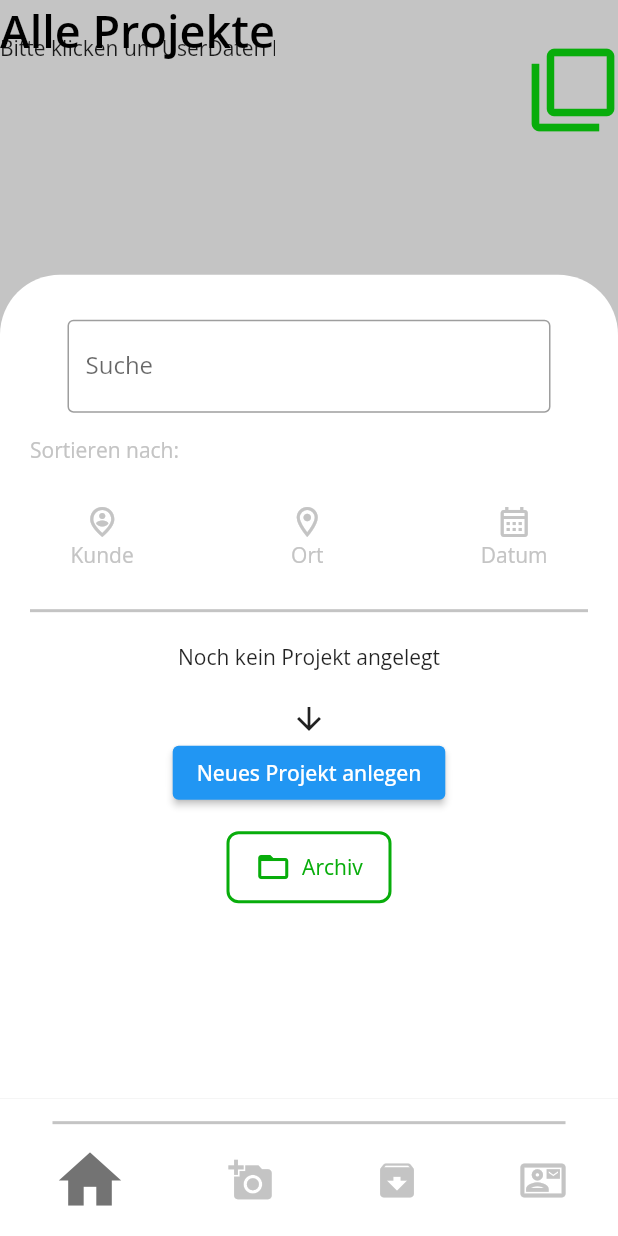
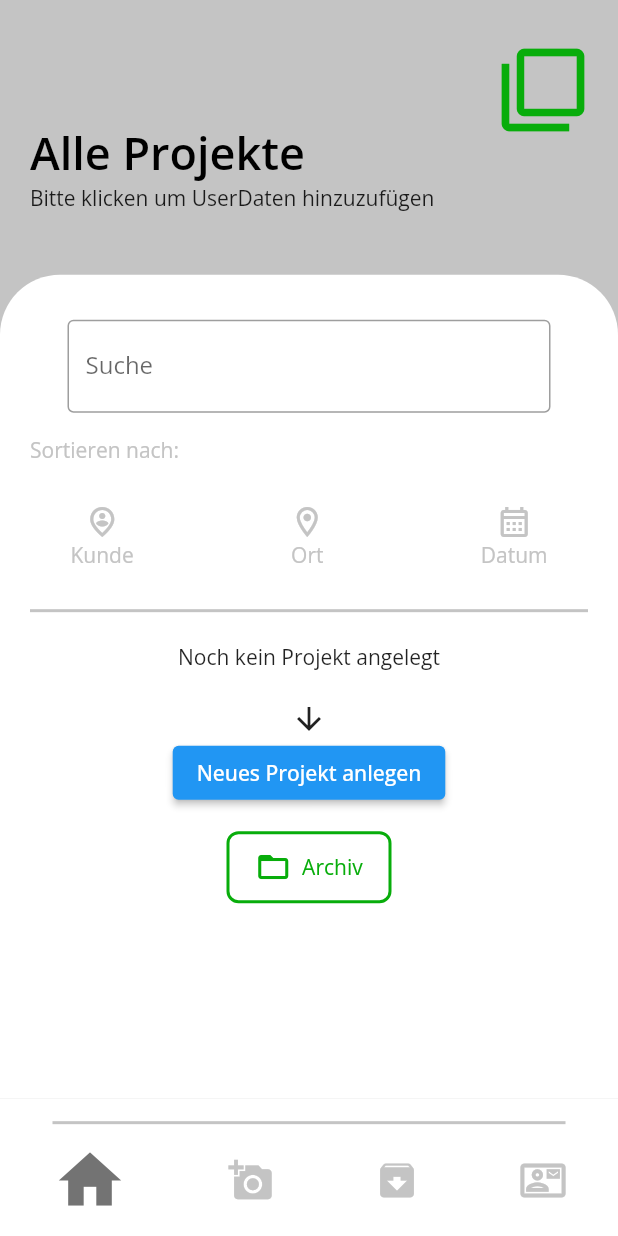
Before and after one commit to jmu-informationsystemsgroup/PJS_SS_22_KI_Materialbedarfsplanung, a Flutter app: the Contact screen opened directly, item 2 of the bottom bar chosen, scrolled down 576 dp, after a tap on "Projekt speichern und berechnen", after a tap on the "home" icon, on a phone screen of 412 x 824 dp. Run offline on Flutter 3.47's test engine with Material 2 defaults, Android fonts, the phone set to English and light mode, and no system bars; our stand-ins replace camera, flutter_map, full_screen_image_null_safe, google_fonts, image_picker, latlong2 and 4 more; missing offline and left inert: dart:ffi, downloads_path_provider_28, file_support, relative_scale; accounts and stored records are empty.

Commit message:
applied title screen

```diff
--- a/frontend/prototype/lib/backend/value_calculator.dart
+++ b/frontend/prototype/lib/backend/value_calculator.dart
@@ -94,8 +94,8 @@ class ValueCalculator {
 
   static double getAiPrice(String material, double aiOutcome) {
     double totalPrice = 0.0;
-    Map<String, double> valueInterpreter = {"Q2": 0.7, "Q3": 2, "Q4": 3.5};
-    totalPrice = (aiOutcome * valueInterpreter[material]!);
+    Map<String, double> valueInterpreter = {"Q2": 1, "Q3": 2.85, "Q4": 5};
+    totalPrice = (aiOutcome / 1000 * valueInterpreter[material]!);
 
     officalOutcome.totalAiPrice = totalPrice;
 
--- a/frontend/prototype/lib/components/appBar_custom.dart
+++ b/frontend/prototype/lib/components/appBar_custom.dart
@@ -3,36 +3,62 @@ import 'package:prototype/styles/container.dart';
 
 class CustomAppBar extends StatelessWidget {
   String title;
-  Widget subTitle;
+  List<Widget> subTitle;
   CustomAppBar({required this.title, required this.subTitle});
+
+  Widget getSubTitle() {
+    Flex col = Flex(
+      direction: Axis.vertical,
+      /*
+      mainAxisAlignment: MainAxisAlignment.start,
+      */
+      crossAxisAlignment: CrossAxisAlignment.start,
+      children: [
+        Text(
+          title,
+          style: TextStyle(
+            color: Colors.black,
+            fontSize: 30,
+            fontWeight: FontWeight.w600,
+          ),
+        ),
+      ],
+    );
+
+    subTitle.forEach((element) {
+      col.children.add(element);
+    });
+
+    return col;
+  }
 
   @override
   Widget build(BuildContext context) {
     // TODO: implement build
     return Stack(
       children: [
-        Stack(
-          children: [
-            Expanded(
-              flex: 1,
-              child: Text(
-                title,
-                style: TextStyle(
-                  color: Colors.black,
-                  fontSize: 30,
-                  fontWeight: FontWeight.w600,
+        Align(
+          alignment: Alignment.bottomLeft,
+          child: Flex(
+            direction: Axis.vertical,
+            crossAxisAlignment: CrossAxisAlignment.start,
+            //   mainAxisAlignment: MainAxisAlignment.start,
+            children: [
+              Expanded(
+                flex: 1,
+                child: Container(),
+              ),
+              Expanded(
+                flex: 2,
+                child: Container(
+                  child: getSubTitle(),
                 ),
               ),
-            ),
-            Positioned(
-              bottom: 0,
-              left: 0,
-              child: subTitle,
-            ),
-          ],
+            ],
+          ),
         ),
         Positioned(
-          top: 30,
+          top: 0,
           right: 0,
           child: Icon(
             Icons.filter_none,
--- a/frontend/prototype/lib/components/custom_container_body.dart
+++ b/frontend/prototype/lib/components/custom_container_body.dart
@@ -21,6 +21,7 @@ class CustomScaffoldContainer extends StatelessWidget {
         Expanded(
           flex: 2,
           child: Container(
+            padding: const EdgeInsets.fromLTRB(20, 30, 20, 0),
             width: MediaQuery.of(context).size.width,
             child: appBar,
           ),
--- a/frontend/prototype/lib/screens/contact/_main_view.dart
+++ b/frontend/prototype/lib/screens/contact/_main_view.dart
@@ -1,8 +1,10 @@
 import 'package:flutter/material.dart';
+import 'package:prototype/components/button_row_multiple_icons.dart';
 import 'package:prototype/components/custom_container_body.dart';
 import 'package:url_launcher/url_launcher.dart';
 import '../../components/appBar_custom.dart';
 import '../../components/navBar.dart';
+import '../../styles/general.dart';
 
 class Contact extends StatelessWidget {
   String title = "Kontakt";
@@ -63,7 +65,22 @@ class Contact extends StatelessWidget {
               Text("Simmringerstrasse 4"),
               Text("97244 Bütthard"),
               Text("Deutschland - Germany"),
-              contactRow()
+              contactRow(),
+              CustomButtonRow(
+                children: [
+                  Icon(
+                    Icons.shopping_cart,
+                    color: GeneralStyle.getUglyGreen(),
+                  ),
+                  Icon(
+                    Icons.public,
+                    color: GeneralStyle.getUglyGreen(),
+                  ),
+                ],
+                onPressed: () {
+                  _launchUrl("https://spachtelprofi.com/shop/");
+                },
+              ),
             ],
           ),
         )
@@ -80,7 +97,7 @@ class Contact extends StatelessWidget {
           body: getBody(),
           appBar: CustomAppBar(
             title: "Kontakt",
-            subTitle: Text("Ihr Experte und Ansprechpartner"),
+            subTitle: [Text("Ihr Experte und Ansprechpartner")],
           ),
           navBar: NavBar(3),
         ),
--- a/frontend/prototype/lib/screens/create_new_project/_main_view.dart
+++ b/frontend/prototype/lib/screens/create_new_project/_main_view.dart
@@ -154,28 +154,18 @@ class _NewProjectState extends State<NewProject> {
         body: CustomScaffoldContainer(
           appBar: CustomAppBar(
             title: "Neues Projekt",
-            subTitle: Column(
-              children: [
-                Positioned(
-                  bottom: 40,
-                  left: 0,
-                  child: IconAndText(
+            subTitle: [
+              IconAndText(
                 text: "Aufttraggeber: $client",
                 icon: Icons.person_pin_circle_outlined,
                 color: Colors.black,
               ),
-                ),
-                Positioned(
-                  bottom: 10,
-                  left: 0,
-                  child: IconAndText(
+              IconAndText(
                 text: "Adresse: $street $houseNumber $zip $city",
                 icon: Icons.location_on_outlined,
                 color: Colors.black,
               ),
-                ),
             ],
-            ),
           ),
           body: SingleChildScrollView(
             child: Form(
--- a/frontend/prototype/lib/screens/home/_main_view.dart
+++ b/frontend/prototype/lib/screens/home/_main_view.dart
@@ -64,14 +64,16 @@ class _DashboardState extends State<Dashboard> {
     });
   }
 
-  Widget addUserData() {
+  List<Widget> addUserData() {
     if (userData.isNotEmpty) {
-      return IconAndText(
-          text: "${user.firstName} ${user.lastName}",
-          icon: Icons.quick_contacts_mail_outlined,
-          color: Colors.black);
+      return [
+        IconAndText(
+            text: "${user.firstName} ${user.lastName}",
+            icon: Icons.quick_contacts_mail_outlined,
+            color: Colors.black)
+      ];
     } else {
-      return Text("Bitte klicken um UserDaten hinzuzufügen");
+      return [Text("Bitte klicken um UserDaten hinzuzufügen")];
     }
   }
 
--- a/frontend/prototype/lib/screens/load_project/_main_view.dart
+++ b/frontend/prototype/lib/screens/load_project/_main_view.dart
@@ -229,9 +229,7 @@ class _ProjectViewState extends State<ProjectView> {
       body: CustomScaffoldContainer(
         appBar: CustomAppBar(
           title: content.projectName,
-          subTitle: Column(
-            crossAxisAlignment: CrossAxisAlignment.start,
-            children: [
+          subTitle: [
             IconAndText(
               text: "Aufttraggeber: ${content.client}",
               icon: Icons.person_pin_circle_outlined,
@@ -244,7 +242,6 @@ class _ProjectViewState extends State<ProjectView> {
               color: Colors.black,
             ),
           ],
-          ),
         ),
         body: SingleChildScrollView(
           child: Column(
--- a/frontend/prototype/lib/screens/profile/_main_view.dart
+++ b/frontend/prototype/lib/screens/profile/_main_view.dart
@@ -111,7 +111,7 @@ class _ProfileState extends State<Profile> {
           body: getBody(),
           appBar: CustomAppBar(
             title: "Mein Profil",
-            subTitle: Text("test"),
+            subTitle: [Text("test")],
           ),
           navBar: NavBar(2),
         ),
```
Lines whose indentation alone changed are shown as unchanged.
